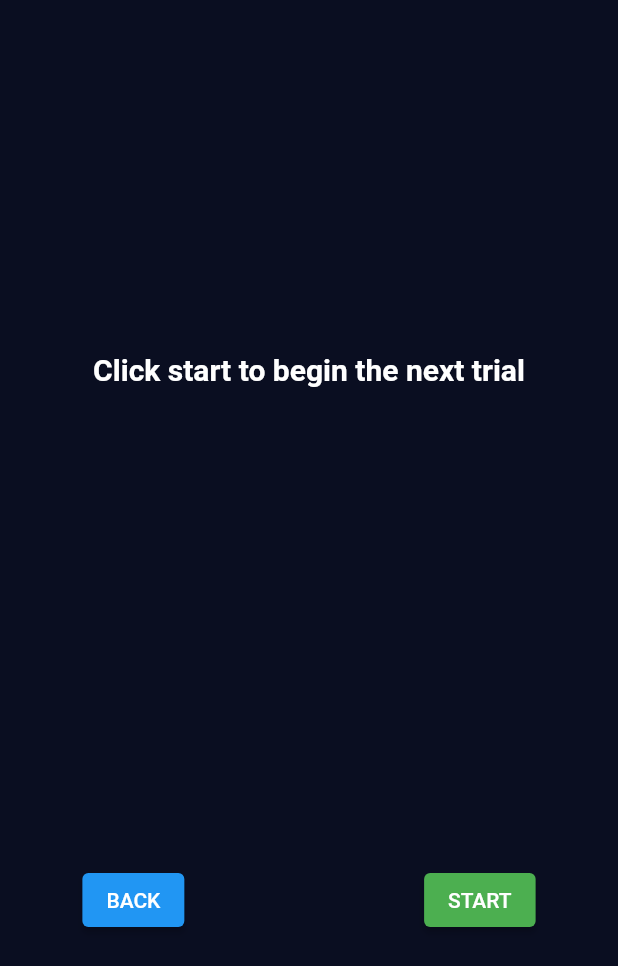
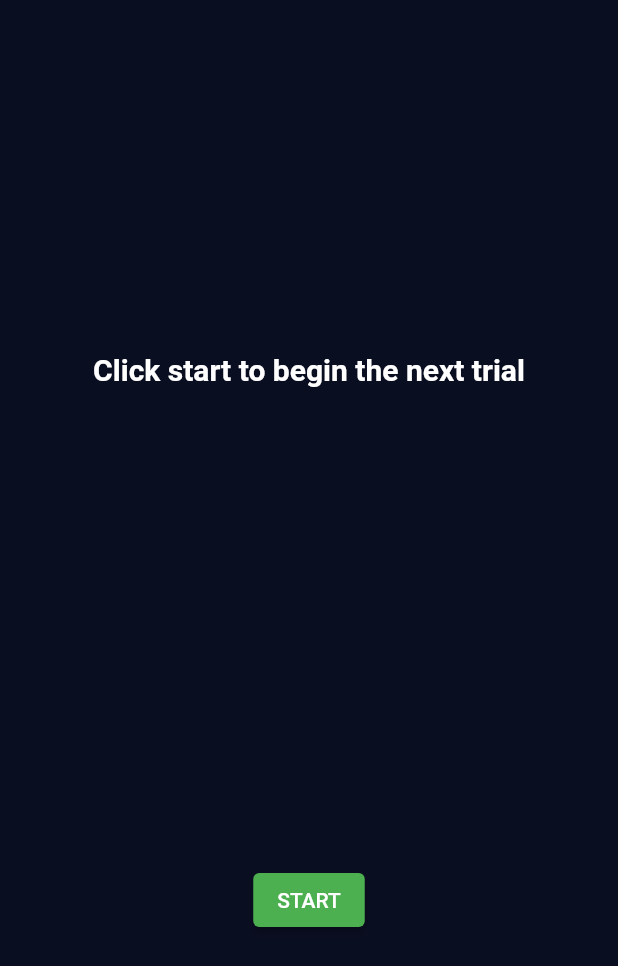
Before and after one commit to florencelarkin/ramp_task, a Flutter app: the ContinuationPage screen opened directly with empty values, on a phone screen of 412 x 824 dp. Shown: the top 966 px of the screen. Run offline on Flutter 3.47's test engine with Material 2 defaults, Android fonts, the phone set to English and light mode, and no system bars; our stand-ins replace sensors; missing offline and left inert: iirjdart, web_browser_detect.

```diff
--- a/lib/continue_trial.dart
+++ b/lib/continue_trial.dart
@@ -1,6 +1,6 @@
 import 'main_page.dart';
 import 'package:flutter/material.dart';
-import 'package:flutter/services.dart';
+//import 'package:flutter/services.dart';
 
 class ContinuationPage extends StatefulWidget {
   ContinuationPage({
@@ -114,9 +114,9 @@ class _ContinuationPageState extends State<ContinuationPage> {
           ),
           SizedBox(height: MediaQuery.of(context).size.height * .1),
           Row(
-            mainAxisAlignment: MainAxisAlignment.spaceEvenly,
+            mainAxisAlignment: MainAxisAlignment.center,
             children: [
-              ElevatedButton(
+              /*ElevatedButton(
                   child: Text('BACK'),
                   style: ElevatedButton.styleFrom(
                     primary: Colors.blue, // background
@@ -124,10 +124,10 @@ class _ContinuationPageState extends State<ContinuationPage> {
                   ),
                   onPressed: () {
                     Navigator.pop(context);
-                  }),
-              SizedBox(
+                  }),*/
+              /*SizedBox(
                 width: 50.0,
-              ),
+              ),*/
               ElevatedButton(
                   child: Text('START'),
                   style: ElevatedButton.styleFrom(
--- a/lib/main.dart
+++ b/lib/main.dart
@@ -6,7 +6,7 @@ void main() => runApp(DrivingTask());
 
 Map<String, String> urlArgs = {};
 String subjectID = 'cutoffFreqTest';
-int totalTrials = 2;
+int totalTrials = 20;
 double maxTime = 0.75;
 String defaultTitle = 'test page';
 double iceGain = 1.0;
```
